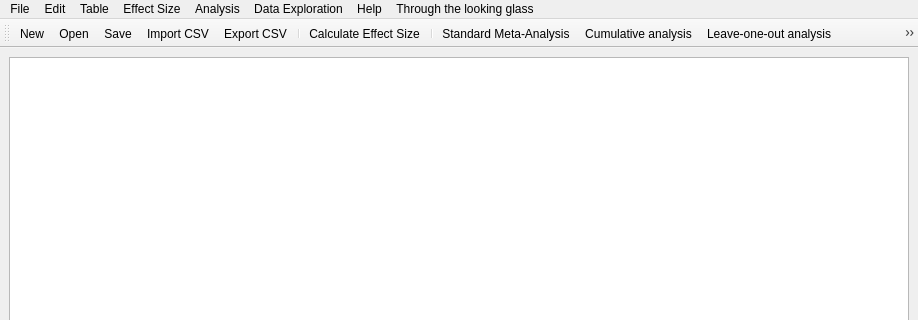
gdietz/OpenMEE, file main_window.ui: the form before one commit; both pictures show x 0 to 918 and y 0 to 320 of the 918 by 611 pixel window.
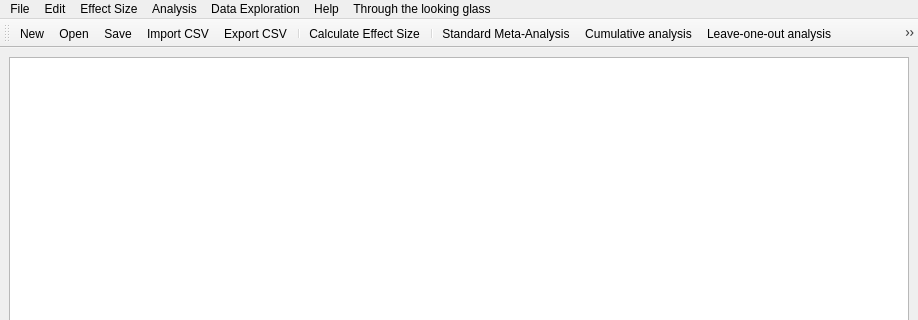
The form after the commit. Icons and pictures are not drawn.

Commit message: removed Table menu from main window

Patch:
```diff
--- a/main_window.ui
+++ b/main_window.ui
@@ -68,16 +68,6 @@
     <addaction name="actionShow_toolbar"/>
     <addaction name="actionTable_Preferences"/>
    </widget>
-   <widget class="QMenu" name="menuTable">
-    <property name="title">
-     <string>Table</string>
-    </property>
-    <addaction name="actionChange_Column_Format"/>
-    <addaction name="actionRename_Column"/>
-    <addaction name="actionMark_Column_as_Label"/>
-    <addaction name="actionUnmark_Column_as_Label"/>
-    <addaction name="separator"/>
-   </widget>
    <widget class="QMenu" name="menuAnalysis">
     <property name="title">
      <string>Analysis</string>
@@ -138,7 +128,6 @@
    </widget>
    <addaction name="menuFile"/>
    <addaction name="menuEdit"/>
-   <addaction name="menuTable"/>
    <addaction name="menuEffect_Size"/>
    <addaction name="menuAnalysis"/>
    <addaction name="menuData_Exploration"/>
```
The commit also changes 1 other file.
